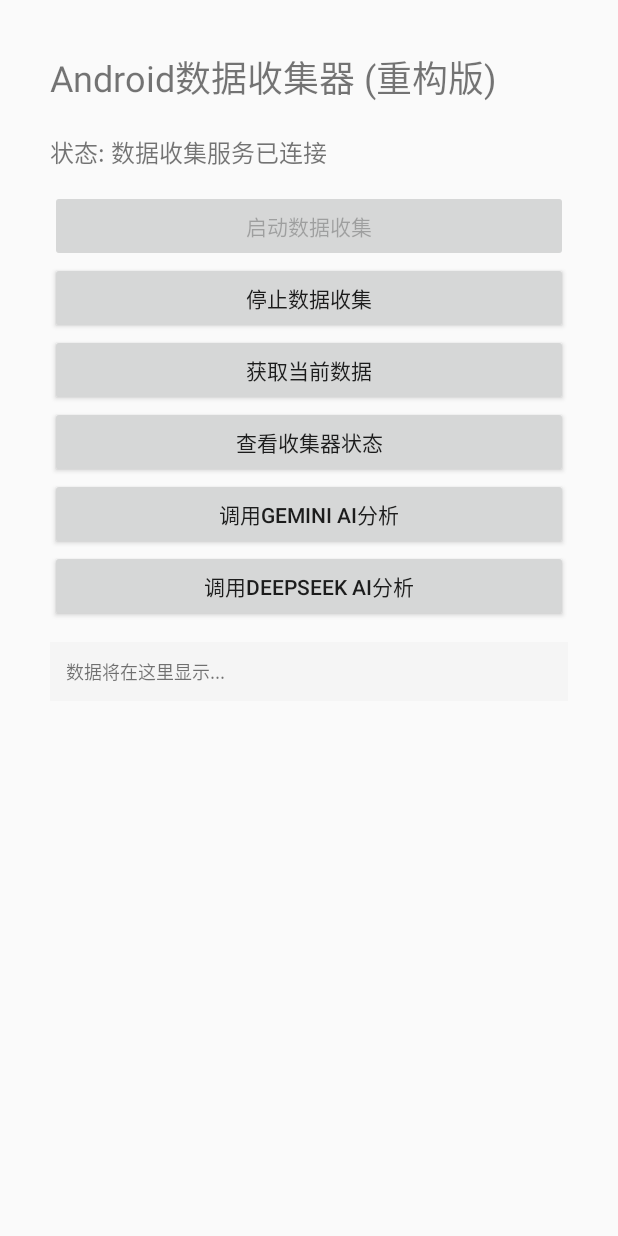
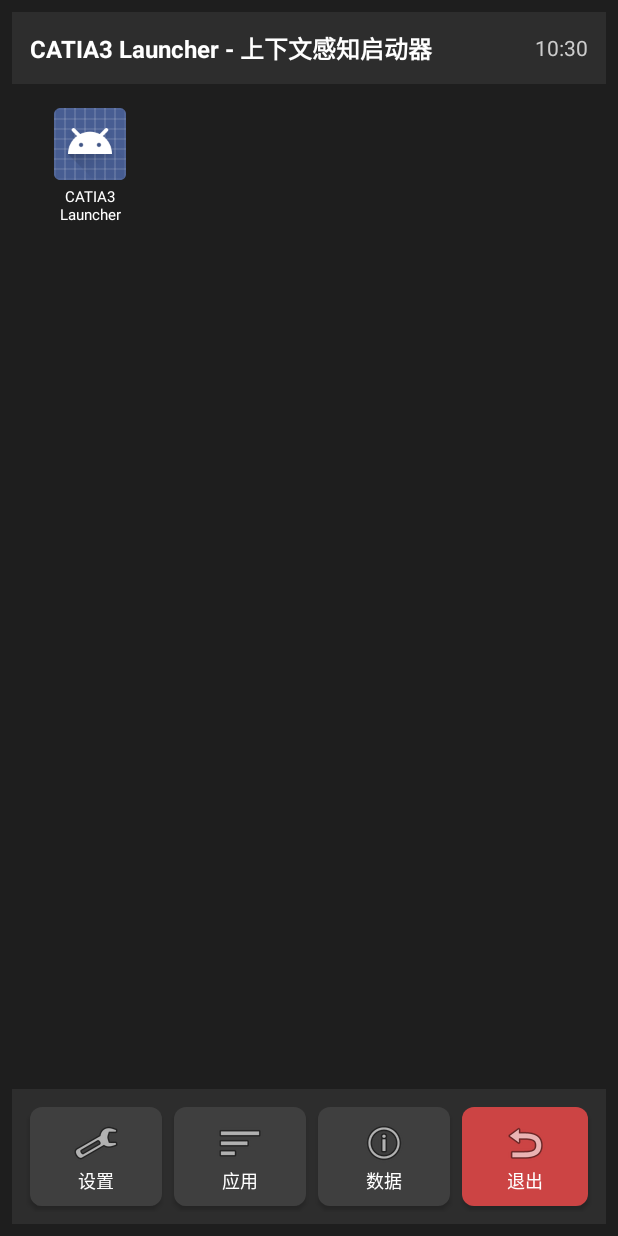
Before and after one commit to huiying1212/SmartScreen, an Android app: the screen it shows after launch (AndroidDataCollector before the commit, LauncherActivity after it), on a phone screen of 412 x 824 dp. Run offline under Robolectric (Android 15) with nearby library versions, the phone set to English and light mode, and no system bars.

Commit message:
add Launcher

```diff
--- /dev/null
+++ b/app/src/main/java/com/datacollector/android/LauncherActivity.java
@@ -0,0 +1,392 @@
+package com.datacollector.android;
+
+import android.app.Activity;
+import android.content.Context;
+import android.content.Intent;
+import android.content.pm.ApplicationInfo;
+import android.content.pm.PackageManager;
+import android.content.pm.ResolveInfo;
+import android.graphics.drawable.Drawable;
+import android.os.Bundle;
+import android.os.Handler;
+import android.provider.Settings;
+import android.view.View;
+import android.view.ViewGroup;
+import android.widget.AdapterView;
+import android.widget.BaseAdapter;
+import android.widget.GridView;
+import android.widget.ImageView;
+import android.widget.TextView;
+import android.widget.Button;
+import android.widget.Toast;
+
+import java.text.SimpleDateFormat;
+import java.util.ArrayList;
+import java.util.Collections;
+import java.util.Comparator;
+import java.util.Date;
+import java.util.List;
+import java.util.Locale;
+
+/**
+ * CATIA3 Launcher启动器主界面
+ * 替代Android原生主屏幕，提供应用启动和数据收集功能
+ */
+public class LauncherActivity extends Activity {
+
+    private static final String TAG = "LauncherActivity";
+
+    private GridView appsGridView;
+    private List<AppInfo> installedApps;
+    private AppsAdapter appsAdapter;
+    private Button settingsButton;
+    private Button appsButton;
+    private Button dataButton;
+    private Button exitLauncherButton;
+    private TextView statusTextView;
+    private TextView timeTextView;
+
+    private Handler timeHandler;
+    private Runnable timeRunnable;
+
+    @Override
+    protected void onCreate(Bundle savedInstanceState) {
+        super.onCreate(savedInstanceState);
+        setContentView(R.layout.activity_launcher);
+
+        initViews();
+        loadInstalledApps();
+        setupAppsGrid();
+        startTimeUpdater();
+    }
+
+    private void initViews() {
+        appsGridView = findViewById(R.id.apps_grid);
+        settingsButton = findViewById(R.id.settings_button);
+        appsButton = findViewById(R.id.apps_button);
+        dataButton = findViewById(R.id.data_button);
+        exitLauncherButton = findViewById(R.id.exit_launcher_button);
+        statusTextView = findViewById(R.id.status_text);
+        timeTextView = findViewById(R.id.time_text);
+
+        // 设置按钮点击事件 - 跳转到原来的数据收集界面
+        settingsButton.setOnClickListener(new View.OnClickListener() {
+            @Override
+            public void onClick(View v) {
+                Intent intent = new Intent(LauncherActivity.this, AndroidDataCollector.class);
+                startActivity(intent);
+            }
+        });
+
+        // 应用按钮点击事件 - 刷新应用列表
+        appsButton.setOnClickListener(new View.OnClickListener() {
+            @Override
+            public void onClick(View v) {
+                loadInstalledApps();
+                if (appsAdapter != null) {
+                    appsAdapter.notifyDataSetChanged();
+                }
+            }
+        });
+
+        // 数据按钮点击事件 - 查看数据收集状态
+        dataButton.setOnClickListener(new View.OnClickListener() {
+            @Override
+            public void onClick(View v) {
+                showDataStatus();
+            }
+        });
+
+        // 退出Launcher模式按钮点击事件
+        exitLauncherButton.setOnClickListener(new View.OnClickListener() {
+            @Override
+            public void onClick(View v) {
+                showExitLauncherDialog();
+            }
+        });
+
+        // 更新状态文本
+        statusTextView.setText("CATIA3 Launcher - 上下文感知启动器");
+    }
+
+    private void showExitLauncherDialog() {
+        android.app.AlertDialog.Builder builder = new android.app.AlertDialog.Builder(this);
+        builder.setTitle("退出Launcher模式")
+               .setMessage("您确定要退出CATIA3 Launcher模式吗？\n\n这将打开系统设置，您可以选择其他启动器作为默认主屏幕。")
+               .setPositiveButton("确定退出", new android.content.DialogInterface.OnClickListener() {
+                   @Override
+                   public void onClick(android.content.DialogInterface dialog, int which) {
+                       exitLauncherMode();
+                   }
+               })
+               .setNegativeButton("取消", null)
+               .show();
+    }
+
+    private void exitLauncherMode() {
+        try {
+            // 方法1：打开默认应用设置页面
+            Intent intent = new Intent(Settings.ACTION_HOME_SETTINGS);
+            if (intent.resolveActivity(getPackageManager()) != null) {
+                startActivity(intent);
+                Toast.makeText(this, "请在设置中选择其他启动器", Toast.LENGTH_LONG).show();
+            } else {
+                // 方法2：如果上面的方法不工作，打开应用管理页面
+                intent = new Intent(Settings.ACTION_MANAGE_APPLICATIONS_SETTINGS);
+                startActivity(intent);
+                Toast.makeText(this, "请在应用管理中找到默认应用设置", Toast.LENGTH_LONG).show();
+            }
+        } catch (Exception e) {
+            e.printStackTrace();
+            // 方法3：如果都不行，启动一个其他的启动器（如果存在）
+            tryLaunchSystemLauncher();
+        }
+    }
+
+    private void tryLaunchSystemLauncher() {
+        try {
+            // 尝试找到系统默认启动器
+            PackageManager pm = getPackageManager();
+            Intent homeIntent = new Intent(Intent.ACTION_MAIN);
+            homeIntent.addCategory(Intent.CATEGORY_HOME);
+
+            List<ResolveInfo> resolveInfos = pm.queryIntentActivities(homeIntent, 0);
+
+            // 寻找非当前应用的启动器
+            for (ResolveInfo resolveInfo : resolveInfos) {
+                if (!resolveInfo.activityInfo.packageName.equals(getPackageName())) {
+                    Intent launchIntent = new Intent(Intent.ACTION_MAIN);
+                    launchIntent.addCategory(Intent.CATEGORY_HOME);
+                    launchIntent.setClassName(resolveInfo.activityInfo.packageName,
+                                            resolveInfo.activityInfo.name);
+                    launchIntent.addFlags(Intent.FLAG_ACTIVITY_NEW_TASK | Intent.FLAG_ACTIVITY_CLEAR_TASK);
+                    startActivity(launchIntent);
+                    Toast.makeText(this, "已切换到系统启动器", Toast.LENGTH_SHORT).show();
+                    return;
+                }
+            }
+
+            // 如果没找到其他启动器，显示提示
+            Toast.makeText(this, "未找到其他启动器，请手动在设置中更改", Toast.LENGTH_LONG).show();
+
+        } catch (Exception e) {
+            e.printStackTrace();
+            Toast.makeText(this, "切换失败，请在设置中手动更改默认启动器", Toast.LENGTH_LONG).show();
+        }
+    }
+
+    private void startTimeUpdater() {
+        timeHandler = new Handler();
+        timeRunnable = new Runnable() {
+            @Override
+            public void run() {
+                updateTime();
+                timeHandler.postDelayed(this, 1000);
+            }
+        };
+        timeHandler.post(timeRunnable);
+    }
+
+    private void updateTime() {
+        SimpleDateFormat sdf = new SimpleDateFormat("HH:mm", Locale.getDefault());
+        String currentTime = sdf.format(new Date());
+        timeTextView.setText(currentTime);
+    }
+
+    private void showDataStatus() {
+        String message = "数据收集状态：\n" +
+                        "当前时间：" + new SimpleDateFormat("yyyy-MM-dd HH:mm:ss", Locale.getDefault()).format(new Date()) + "\n" +
+                        "已安装应用：" + (installedApps != null ? installedApps.size() : 0) + " 个";
+
+        android.app.AlertDialog.Builder builder = new android.app.AlertDialog.Builder(this);
+        builder.setTitle("CATIA3 数据状态")
+               .setMessage(message)
+               .setPositiveButton("确定", null)
+               .show();
+    }
+
+    private void loadInstalledApps() {
+        PackageManager packageManager = getPackageManager();
+
+        // 获取所有可启动的应用
+        Intent mainIntent = new Intent(Intent.ACTION_MAIN, null);
+        mainIntent.addCategory(Intent.CATEGORY_LAUNCHER);
+        List<ResolveInfo> resolveInfos = packageManager.queryIntentActivities(mainIntent, 0);
+
+        installedApps = new ArrayList<>();
+
+        for (ResolveInfo resolveInfo : resolveInfos) {
+            AppInfo appInfo = new AppInfo();
+            appInfo.label = resolveInfo.loadLabel(packageManager).toString();
+            appInfo.packageName = resolveInfo.activityInfo.packageName;
+            appInfo.className = resolveInfo.activityInfo.name;
+            appInfo.icon = resolveInfo.loadIcon(packageManager);
+
+            // 过滤掉系统设置等不需要显示的应用，但保留一些常用的系统应用
+            if (!isSystemApp(resolveInfo.activityInfo.applicationInfo) ||
+                isWhitelistedSystemApp(appInfo.packageName)) {
+                installedApps.add(appInfo);
+            }
+        }
+
+        // 按应用名称排序
+        Collections.sort(installedApps, new Comparator<AppInfo>() {
+            @Override
+            public int compare(AppInfo app1, AppInfo app2) {
+                return app1.label.compareToIgnoreCase(app2.label);
+            }
+        });
+    }
+
+    private boolean isSystemApp(ApplicationInfo applicationInfo) {
+        return (applicationInfo.flags & (ApplicationInfo.FLAG_SYSTEM | ApplicationInfo.FLAG_UPDATED_SYSTEM_APP)) != 0;
+    }
+
+    private boolean isWhitelistedSystemApp(String packageName) {
+        // 允许显示的系统应用白名单
+        return packageName.equals("com.android.settings") ||
+               packageName.equals("com.android.calculator2") ||
+               packageName.equals("com.android.camera") ||
+               packageName.equals("com.android.gallery3d") ||
+               packageName.equals("com.android.music") ||
+               packageName.equals("com.android.browser") ||
+               packageName.equals("com.android.chrome") ||
+               packageName.equals("com.android.contacts") ||
+               packageName.equals("com.android.phone") ||
+               packageName.equals("com.android.mms") ||
+               packageName.equals("com.google.android.apps.photos") ||
+               packageName.equals("com.whatsapp") ||
+               packageName.equals("com.tencent.mm");
+    }
+
+    private void setupAppsGrid() {
+        appsAdapter = new AppsAdapter(this, installedApps);
+        appsGridView.setAdapter(appsAdapter);
+
+        appsGridView.setOnItemClickListener(new AdapterView.OnItemClickListener() {
+            @Override
+            public void onItemClick(AdapterView<?> parent, View view, int position, long id) {
+                AppInfo appInfo = installedApps.get(position);
+                launchApp(appInfo);
+            }
+        });
+    }
+
+    private void launchApp(AppInfo appInfo) {
+        try {
+            Intent intent = new Intent();
+            intent.setClassName(appInfo.packageName, appInfo.className);
+            intent.addFlags(Intent.FLAG_ACTIVITY_NEW_TASK);
+            startActivity(intent);
+
+            // 这里可以添加应用启动的数据收集逻辑
+            collectAppLaunchData(appInfo);
+
+        } catch (Exception e) {
+            e.printStackTrace();
+            // 如果直接启动失败，尝试使用包管理器启动
+            Intent launchIntent = getPackageManager().getLaunchIntentForPackage(appInfo.packageName);
+            if (launchIntent != null) {
+                startActivity(launchIntent);
+                collectAppLaunchData(appInfo);
+            }
+        }
+    }
+
+    private void collectAppLaunchData(AppInfo appInfo) {
+        // 收集应用启动数据，用于CATIA3系统的上下文感知
+        try {
+            Intent serviceIntent = new Intent(this, DataCollectionService.class);
+            serviceIntent.putExtra("action", "app_launch");
+            serviceIntent.putExtra("package_name", appInfo.packageName);
+            serviceIntent.putExtra("app_label", appInfo.label);
+            serviceIntent.putExtra("timestamp", System.currentTimeMillis());
+            startService(serviceIntent);
+        } catch (Exception e) {
+            e.printStackTrace();
+        }
+    }
+
+    @Override
+    public void onBackPressed() {
+        // 在Launcher中禁用返回键，保持在主屏幕
+    }
+
+    @Override
+    protected void onResume() {
+        super.onResume();
+        // 每次回到主屏幕时刷新应用列表
+        loadInstalledApps();
+        if (appsAdapter != null) {
+            appsAdapter.notifyDataSetChanged();
+        }
+    }
+
+    @Override
+    protected void onDestroy() {
+        super.onDestroy();
+        if (timeHandler != null && timeRunnable != null) {
+            timeHandler.removeCallbacks(timeRunnable);
+        }
+    }
+
+    // 应用信息类
+    public static class AppInfo {
+        public String label;
+        public String packageName;
+        public String className;
+        public Drawable icon;
+    }
+
+    // 应用网格适配器
+    private class AppsAdapter extends BaseAdapter {
+        private Context context;
+        private List<AppInfo> apps;
+
+        public AppsAdapter(Context context, List<AppInfo> apps) {
+            this.context = context;
+            this.apps = apps;
+        }
+
+        @Override
+        public int getCount() {
+            return apps.size();
+        }
+
+        @Override
+        public Object getItem(int position) {
+            return apps.get(position);
+        }
+
+        @Override
+        public long getItemId(int position) {
+            return position;
+        }
+
+        @Override
+        public View getView(int position, View convertView, ViewGroup parent) {
+            ViewHolder viewHolder;
+
+            if (convertView == null) {
+                convertView = getLayoutInflater().inflate(R.layout.app_item, parent, false);
+                viewHolder = new ViewHolder();
+                viewHolder.iconImageView = convertView.findViewById(R.id.app_icon);
+                viewHolder.labelTextView = convertView.findViewById(R.id.app_label);
+                convertView.setTag(viewHolder);
+            } else {
+                viewHolder = (ViewHolder) convertView.getTag();
+            }
+
+            AppInfo appInfo = apps.get(position);
+            viewHolder.iconImageView.setImageDrawable(appInfo.icon);
+            viewHolder.labelTextView.setText(appInfo.label);
+
+            return convertView;
+        }
+
+        private class ViewHolder {
+            ImageView iconImageView;
+            TextView labelTextView;
+        }
+    }
+}
--- /dev/null
+++ b/app/src/main/res/drawable/app_item_bg.xml
@@ -0,0 +1,15 @@
+<?xml version="1.0" encoding="utf-8"?>
+<selector xmlns:android="http://schemas.android.com/apk/res/android">
+    <item android:state_pressed="true">
+        <shape android:shape="rectangle">
+            <corners android:radius="12dp" />
+            <solid android:color="@color/app_item_pressed" />
+        </shape>
+    </item>
+    <item>
+        <shape android:shape="rectangle">
+            <corners android:radius="12dp" />
+            <solid android:color="@color/app_item_bg" />
+        </shape>
+    </item>
+</selector>
--- /dev/null
+++ b/app/src/main/res/drawable/launcher_button_bg.xml
@@ -0,0 +1,15 @@
+<?xml version="1.0" encoding="utf-8"?>
+<selector xmlns:android="http://schemas.android.com/apk/res/android">
+    <item android:state_pressed="true">
+        <shape android:shape="rectangle">
+            <corners android:radius="8dp" />
+            <solid android:color="@color/launcher_button_pressed" />
+        </shape>
+    </item>
+    <item>
+        <shape android:shape="rectangle">
+            <corners android:radius="8dp" />
+            <solid android:color="@color/launcher_button_bg" />
+        </shape>
+    </item>
+</selector>
--- /dev/null
+++ b/app/src/main/res/drawable/launcher_exit_button_bg.xml
@@ -0,0 +1,15 @@
+<?xml version="1.0" encoding="utf-8"?>
+<selector xmlns:android="http://schemas.android.com/apk/res/android">
+    <item android:state_pressed="true">
+        <shape android:shape="rectangle">
+            <corners android:radius="8dp" />
+            <solid android:color="@color/launcher_exit_pressed" />
+        </shape>
+    </item>
+    <item>
+        <shape android:shape="rectangle">
+            <corners android:radius="8dp" />
+            <solid android:color="@color/launcher_exit_bg" />
+        </shape>
+    </item>
+</selector>
--- /dev/null
+++ b/app/src/main/res/layout/activity_launcher.xml
@@ -0,0 +1,114 @@
+<?xml version="1.0" encoding="utf-8"?>
+<RelativeLayout xmlns:android="http://schemas.android.com/apk/res/android"
+    android:layout_width="match_parent"
+    android:layout_height="match_parent"
+    android:background="@color/launcher_background"
+    android:padding="8dp">
+
+    <!-- 顶部状态栏 -->
+    <LinearLayout
+        android:id="@+id/top_bar"
+        android:layout_width="match_parent"
+        android:layout_height="wrap_content"
+        android:layout_alignParentTop="true"
+        android:gravity="center_vertical"
+        android:orientation="horizontal"
+        android:padding="12dp"
+        android:background="@color/launcher_top_bar">
+
+        <TextView
+            android:id="@+id/status_text"
+            android:layout_width="0dp"
+            android:layout_height="wrap_content"
+            android:layout_weight="1"
+            android:text="CATIA3 Launcher"
+            android:textColor="@color/launcher_text_primary"
+            android:textSize="16sp"
+            android:textStyle="bold" />
+
+        <TextView
+            android:id="@+id/time_text"
+            android:layout_width="wrap_content"
+            android:layout_height="wrap_content"
+            android:text="12:00"
+            android:textColor="@color/launcher_text_secondary"
+            android:textSize="14sp" />
+
+    </LinearLayout>
+
+    <!-- 应用网格 -->
+    <GridView
+        android:id="@+id/apps_grid"
+        android:layout_width="match_parent"
+        android:layout_height="match_parent"
+        android:layout_below="@id/top_bar"
+        android:layout_above="@id/bottom_bar"
+        android:layout_margin="8dp"
+        android:numColumns="4"
+        android:verticalSpacing="16dp"
+        android:horizontalSpacing="8dp"
+        android:stretchMode="columnWidth"
+        android:gravity="center" />
+
+    <!-- 底部工具栏 -->
+    <LinearLayout
+        android:id="@+id/bottom_bar"
+        android:layout_width="match_parent"
+        android:layout_height="wrap_content"
+        android:layout_alignParentBottom="true"
+        android:background="@color/launcher_bottom_bar"
+        android:gravity="center"
+        android:orientation="horizontal"
+        android:padding="8dp">
+
+        <Button
+            android:id="@+id/settings_button"
+            android:layout_width="wrap_content"
+            android:layout_height="wrap_content"
+            android:layout_margin="4dp"
+            android:background="@drawable/launcher_button_bg"
+            android:drawableTop="@android:drawable/ic_menu_preferences"
+            android:padding="8dp"
+            android:text="设置"
+            android:textColor="@color/launcher_text_primary"
+            android:textSize="12sp" />
+
+        <Button
+            android:id="@+id/apps_button"
+            android:layout_width="wrap_content"
+            android:layout_height="wrap_content"
+            android:layout_margin="4dp"
+            android:background="@drawable/launcher_button_bg"
+            android:drawableTop="@android:drawable/ic_menu_sort_by_size"
+            android:padding="8dp"
+            android:text="应用"
+            android:textColor="@color/launcher_text_primary"
+            android:textSize="12sp" />
+
+        <Button
+            android:id="@+id/data_button"
+            android:layout_width="wrap_content"
+            android:layout_height="wrap_content"
+            android:layout_margin="4dp"
+            android:background="@drawable/launcher_button_bg"
+            android:drawableTop="@android:drawable/ic_menu_info_details"
+            android:padding="8dp"
+            android:text="数据"
+            android:textColor="@color/launcher_text_primary"
+            android:textSize="12sp" />
+
+        <Button
+            android:id="@+id/exit_launcher_button"
+            android:layout_width="wrap_content"
+            android:layout_height="wrap_content"
+            android:layout_margin="4dp"
+            android:background="@drawable/launcher_exit_button_bg"
+            android:drawableTop="@android:drawable/ic_menu_revert"
+            android:padding="8dp"
+            android:text="退出"
+            android:textColor="@color/launcher_exit_text"
+            android:textSize="12sp" />
+
+    </LinearLayout>
+
+</RelativeLayout>
--- /dev/null
+++ b/app/src/main/res/layout/app_item.xml
@@ -0,0 +1,29 @@
+<?xml version="1.0" encoding="utf-8"?>
+<LinearLayout xmlns:android="http://schemas.android.com/apk/res/android"
+    android:layout_width="match_parent"
+    android:layout_height="wrap_content"
+    android:orientation="vertical"
+    android:gravity="center"
+    android:padding="8dp"
+    android:background="@drawable/app_item_bg">
+
+    <ImageView
+        android:id="@+id/app_icon"
+        android:layout_width="48dp"
+        android:layout_height="48dp"
+        android:layout_marginBottom="4dp"
+        android:contentDescription="应用图标"
+        android:scaleType="centerCrop" />
+
+    <TextView
+        android:id="@+id/app_label"
+        android:layout_width="match_parent"
+        android:layout_height="wrap_content"
+        android:text="应用名称"
+        android:textColor="@color/launcher_text_primary"
+        android:textSize="10sp"
+        android:gravity="center"
+        android:maxLines="2"
+        android:ellipsize="end" />
+
+</LinearLayout>
--- a/app/src/main/res/values/colors.xml
+++ b/app/src/main/res/values/colors.xml
@@ -5,4 +5,20 @@
     <color name="colorAccent">#03DAC5</color>
     <color name="white">#FFFFFFFF</color>
     <color name="black">#FF000000</color>
+
+    <!-- Launcher相关颜色 -->
+    <color name="launcher_background">#FF1E1E1E</color>
+    <color name="launcher_top_bar">#FF2D2D2D</color>
+    <color name="launcher_bottom_bar">#FF2D2D2D</color>
+    <color name="launcher_text_primary">#FFFFFFFF</color>
+    <color name="launcher_text_secondary">#FFCCCCCC</color>
+    <color name="launcher_button_bg">#FF3F3F3F</color>
+    <color name="launcher_button_pressed">#FF5F5F5F</color>
+    <color name="app_item_bg">#00000000</color>
+    <color name="app_item_pressed">#33FFFFFF</color>
+
+    <!-- 退出按钮相关颜色 -->
+    <color name="launcher_exit_bg">#FFCC4444</color>
+    <color name="launcher_exit_pressed">#FFDD5555</color>
+    <color name="launcher_exit_text">#FFFFFFFF</color>
 </resources>
--- a/app/src/main/res/values/themes.xml
+++ b/app/src/main/res/values/themes.xml
@@ -7,4 +7,15 @@
         <item name="colorPrimaryDark">@color/colorPrimaryDark</item>
         <item name="colorAccent">@color/colorAccent</item>
     </style>
+
+    <!-- Launcher theme -->
+    <style name="LauncherTheme" parent="Theme.AppCompat.Light.NoActionBar">
+        <item name="android:windowBackground">@color/launcher_background</item>
+        <item name="android:windowNoTitle">true</item>
+        <item name="android:windowFullscreen">false</item>
+        <item name="android:windowContentOverlay">@null</item>
+        <item name="colorPrimary">@color/colorPrimary</item>
+        <item name="colorPrimaryDark">@color/colorPrimaryDark</item>
+        <item name="colorAccent">@color/colorAccent</item>
+    </style>
 </resources>
```
Also changed, not shown: app/src/main/AndroidManifest.xml (+15 -4 lines), 471 other files.
